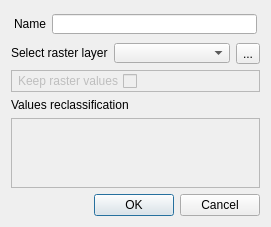
This is ui/raster_data_dialog.ui in MathieuChailloux/MitiConnect as Qt 5 draws it before an edit. The edited form follows.
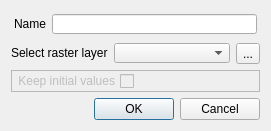
This is the edited form. Custom widgets are drawn as their Qt base class.

Commit message: Reclass fixed value back to spin box

The edit to the form file:
```diff
--- a/ui/raster_data_dialog.ui
+++ b/ui/raster_data_dialog.ui
@@ -7,30 +7,13 @@
     <x>0</x>
     <y>0</y>
     <width>271</width>
-    <height>195</height>
+    <height>127</height>
    </rect>
   </property>
   <property name="windowTitle">
    <string>Import raster data</string>
   </property>
   <layout class="QGridLayout" name="gridLayout">
-   <item row="4" column="0">
-    <widget class="QTableView" name="rasterDataDialogView">
-     <property name="enabled">
-      <bool>false</bool>
-     </property>
-    </widget>
-   </item>
-   <item row="5" column="0">
-    <widget class="QDialogButtonBox" name="buttonBox">
-     <property name="orientation">
-      <enum>Qt::Horizontal</enum>
-     </property>
-     <property name="standardButtons">
-      <set>QDialogButtonBox::Cancel|QDialogButtonBox::Ok</set>
-     </property>
-    </widget>
-   </item>
    <item row="1" column="0">
     <widget class="QFrame" name="frame">
      <property name="frameShape">
@@ -163,15 +146,12 @@
     </widget>
    </item>
    <item row="3" column="0">
-    <widget class="QLabel" name="encodingLabel">
-     <property name="enabled">
-      <bool>true</bool>
+    <widget class="QDialogButtonBox" name="buttonBox">
+     <property name="orientation">
+      <enum>Qt::Horizontal</enum>
      </property>
-     <property name="text">
-      <string>Values reclassification</string>
-     </property>
-     <property name="scaledContents">
-      <bool>true</bool>
+     <property name="standardButtons">
+      <set>QDialogButtonBox::Cancel|QDialogButtonBox::Ok</set>
      </property>
     </widget>
    </item>
@@ -208,7 +188,7 @@
          <enum>Qt::RightToLeft</enum>
         </property>
         <property name="text">
-         <string>Keep raster values</string>
+         <string>Keep initial values</string>
         </property>
        </widget>
       </item>
```
Left out of the diff: 112 changed lines with no effect on the pictures. The commit also changes 9 other files.
